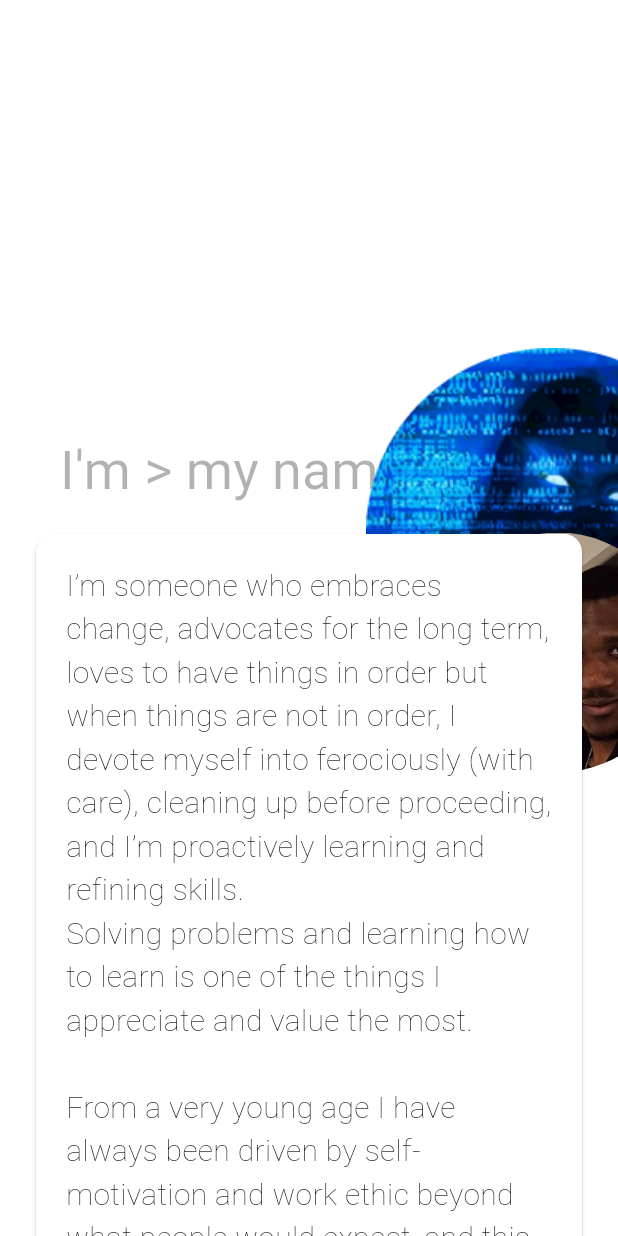
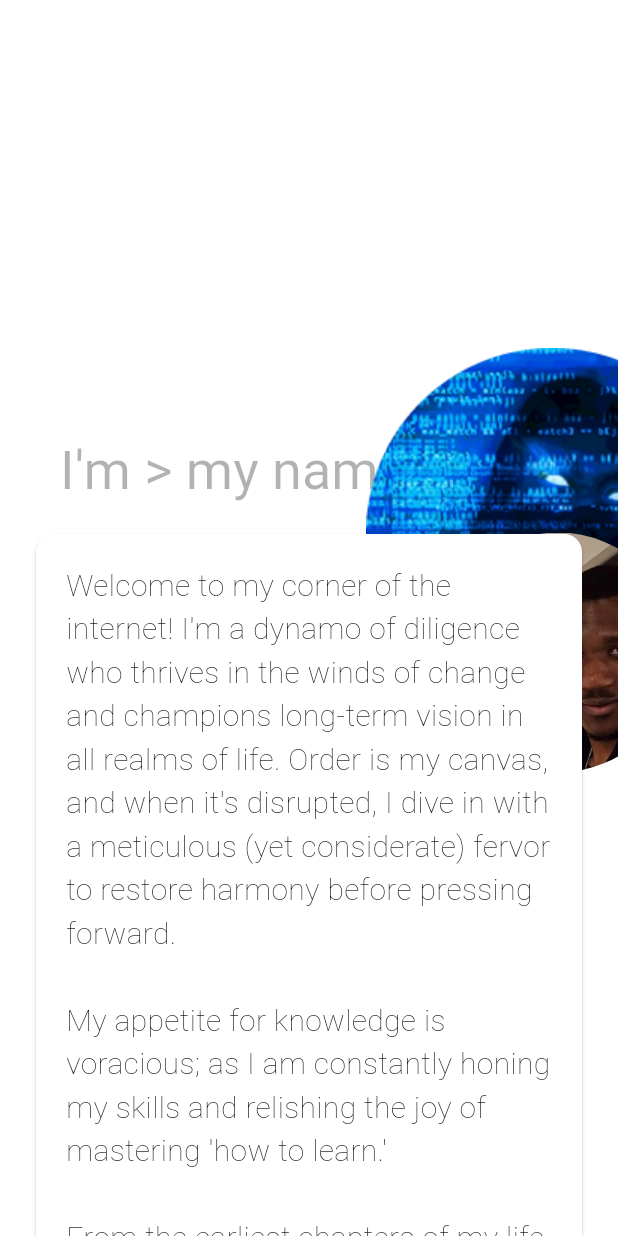
Before and after one commit to Juliotati/juliotati.com, a Flutter app: the screen it shows after launch, scrolled down 576 dp, on a phone screen of 412 x 824 dp. Run offline on Flutter 3.47's test engine with Material 3 defaults, Android fonts, the phone set to English and light mode, and no system bars; our stand-ins replace go_router, google_fonts; missing offline and left inert: link_target; Roboto replaces fonts that are missing (Assistant).

Commit message:
chore[🤖]: sort translation files

```diff
--- a/lib/translations/intl/messages_de.dart
+++ b/lib/translations/intl/messages_de.dart
@@ -60,6 +60,8 @@ class MessageLookup extends MessageLookupByLibrary {
         "craftedByAndAllRightsReserved": m0,
         "imGreaterThanMyName":
             MessageLookupByLibrary.simpleMessage("Ich bin > mein name"),
+        "longBio": MessageLookupByLibrary.simpleMessage(
+            "Willkommen in meiner Ecke des Internets! Ich bin ein Energiebündel, das im Wind der Veränderung aufblüht und in allen Bereichen des Lebens eine langfristige Vision vertritt. Ordnung ist meine Leinwand, und wenn sie gestört wird, tauche ich mit akribischer (aber rücksichtsvoller) Begeisterung ein, um die Harmonie wiederherzustellen, bevor ich weitermache.\n\nMein Wissensdurst ist unersättlich; ich verfeinere ständig meine Fähigkeiten und genieße die Freude, zu lernen, wie man lernt.\n\nSeit den ersten Kapiteln meines Lebens waren Selbstmotivation und eine außergewöhnliche Arbeitsmoral die Eckpfeiler meines Charakters. Dieser innere Antrieb ist tief in meinem Wesen verwoben und treibt mich mit einer Hartnäckigkeit an, die oft die Aufmerksamkeit von Beobachtern auf sich zieht ... Ich meine, das ist es, was man aus einer Mischung aus Leidenschaft und Beharrlichkeit herausholt!"),
         "myMotto": MessageLookupByLibrary.simpleMessage("Mein Motto"),
         "myName": MessageLookupByLibrary.simpleMessage("Júlio Tati"),
         "shortBio": MessageLookupByLibrary.simpleMessage(
--- a/lib/translations/intl/messages_en.dart
+++ b/lib/translations/intl/messages_en.dart
@@ -61,7 +61,7 @@ class MessageLookup extends MessageLookupByLibrary {
         "imGreaterThanMyName":
             MessageLookupByLibrary.simpleMessage("I\'m > my name"),
         "longBio": MessageLookupByLibrary.simpleMessage(
-            "I’m someone who embraces change, advocates for the long term, loves to have things in order but when things are not in order, I devote myself into ferociously (with care), cleaning up before proceeding, and I’m proactively learning and refining skills.\nSolving problems and learning how to learn is one of the things I appreciate and value the most.\n\nFrom a very young age I have always been driven by self-motivation and work ethic beyond what people would expect, and this to me has become an embedded habit/behavior when I want, have, or need to get something done, which has always set me apart from many in the eyes of those that have watched me."),
+            "Welcome to my corner of the internet! I\'m a dynamo of diligence who thrives in the winds of change and champions long-term vision in all realms of life. Order is my canvas, and when it\'s disrupted, I dive in with a meticulous (yet considerate) fervor to restore harmony before pressing forward.\n\nMy appetite for knowledge is voracious; as I am constantly honing my skills and relishing the joy of mastering \'how to learn.\'\n\nFrom the earliest chapters of my life, self-motivation and an exceptional work ethic have been the keystones of my character. This intrinsic drive is woven into the very fabric of my being, propelling me to achieve with a tenacity that often captures the eye of observers... I mean, that\'s what you get out of blend of passion and persistence!"),
         "myMotto": MessageLookupByLibrary.simpleMessage("My Motto"),
         "myName": MessageLookupByLibrary.simpleMessage("Júlio Tati"),
         "shortBio": MessageLookupByLibrary.simpleMessage(
--- a/lib/translations/intl/messages_pt.dart
+++ b/lib/translations/intl/messages_pt.dart
@@ -61,6 +61,8 @@ class MessageLookup extends MessageLookupByLibrary {
         "craftedByAndAllRightsReserved": m0,
         "imGreaterThanMyName":
             MessageLookupByLibrary.simpleMessage("Eu sou > meu nome"),
+        "longBio": MessageLookupByLibrary.simpleMessage(
+            "Bem-vindo ao meu cantinho da Internet! Sou um dínamo de diligência que prospera nos ventos da mudança e defende a visão a longo prazo em todas as esferas da vida. A ordem é o meu ecrã e, quando é interrompido , mergulhe com um fervor meticuloso (mas atencioso) para restaurar a harmonia antes de seguir em frente. \n\nO meu apetite por conhecimento é voraz, pois estou constantemente a aperfeiçoar as minhas capacidades e a saborear a alegria de dominar \'como aprender\'. \n \nDe; Nos primeiros capítulos da minha vida, a automotivação e uma ética de trabalho excecional foram os pilares do meu caráter. atenção dos observadores. ... Quer dizer, é isto que se ganha com um misto de paixão e persistência!"),
         "myMotto": MessageLookupByLibrary.simpleMessage("Meu Lema"),
         "myName": MessageLookupByLibrary.simpleMessage("Júlio Tati"),
         "shortBio": MessageLookupByLibrary.simpleMessage(
--- a/lib/translations/intl_de.arb
+++ b/lib/translations/intl_de.arb
@@ -22,6 +22,7 @@
   "bioWeebMaster": "WEEB Master 🍱",
   "craftedByAndAllRightsReserved": "Handwerk von @Juliotati | {year} © Alle Rechte vorbehalten",
   "imGreaterThanMyName": "Ich bin > mein name",
+  "longBio": "Willkommen in meiner Ecke des Internets! Ich bin ein Energiebündel, das im Wind der Veränderung aufblüht und in allen Bereichen des Lebens eine langfristige Vision vertritt. Ordnung ist meine Leinwand, und wenn sie gestört wird, tauche ich mit akribischer (aber rücksichtsvoller) Begeisterung ein, um die Harmonie wiederherzustellen, bevor ich weitermache.\n\nMein Wissensdurst ist unersättlich; ich verfeinere ständig meine Fähigkeiten und genieße die Freude, zu lernen, wie man lernt.\n\nSeit den ersten Kapiteln meines Lebens waren Selbstmotivation und eine außergewöhnliche Arbeitsmoral die Eckpfeiler meines Charakters. Dieser innere Antrieb ist tief in meinem Wesen verwoben und treibt mich mit einer Hartnäckigkeit an, die oft die Aufmerksamkeit von Beobachtern auf sich zieht ... Ich meine, das ist es, was man aus einer Mischung aus Leidenschaft und Beharrlichkeit herausholt!",
   "myMotto": "Mein Motto",
   "myName": "Júlio Tati",
   "shortBio": "Júlio Tati ist ein neugieriges Wesen, das sich für den menschlichen Geist interessiert. Was sein Geld betrifft, so hilft er dabei, Ideen in brauchbare Produkte in Form ausgereifter Software zu übersetzen und umzuwandeln.",
--- a/lib/translations/intl_en.arb
+++ b/lib/translations/intl_en.arb
@@ -22,7 +22,7 @@
   "bioWeebMaster": "WEEB Master 🍱",
   "craftedByAndAllRightsReserved": "Craft by @Juliotati | {year} © All rights reserved",
   "imGreaterThanMyName": "I'm > my name",
-  "longBio": "I’m someone who embraces change, advocates for the long term, loves to have things in order but when things are not in order, I devote myself into ferociously (with care), cleaning up before proceeding, and I’m proactively learning and refining skills.\nSolving problems and learning how to learn is one of the things I appreciate and value the most.\n\nFrom a very young age I have always been driven by self-motivation and work ethic beyond what people would expect, and this to me has become an embedded habit/behavior when I want, have, or need to get something done, which has always set me apart from many in the eyes of those that have watched me.",
+  "longBio": "Welcome to my corner of the internet! I'm a dynamo of diligence who thrives in the winds of change and champions long-term vision in all realms of life. Order is my canvas, and when it's disrupted, I dive in with a meticulous (yet considerate) fervor to restore harmony before pressing forward.\n\nMy appetite for knowledge is voracious; as I am constantly honing my skills and relishing the joy of mastering 'how to learn.'\n\nFrom the earliest chapters of my life, self-motivation and an exceptional work ethic have been the keystones of my character. This intrinsic drive is woven into the very fabric of my being, propelling me to achieve with a tenacity that often captures the eye of observers... I mean, that's what you get out of blend of passion and persistence!",
   "myMotto": "My Motto",
   "myName": "Júlio Tati",
   "shortBio": "Júlio Tati's a curious being interested in the human mind. As for what he spends his on, he helps translate and transform ideas to usable products in form of well engineered software.",
--- a/lib/translations/intl_pt.arb
+++ b/lib/translations/intl_pt.arb
@@ -22,6 +22,7 @@
   "bioWeebMaster": "WEEB Master 🍱",
   "craftedByAndAllRightsReserved": "Artesanato por @Juliotati | {year} © Todos os direitos reservados",
   "imGreaterThanMyName": "Eu sou > meu nome",
+  "longBio": "Bem-vindo ao meu cantinho da Internet! Sou um dínamo de diligência que prospera nos ventos da mudança e defende a visão a longo prazo em todas as esferas da vida. A ordem é o meu ecrã e, quando é interrompido , mergulhe com um fervor meticuloso (mas atencioso) para restaurar a harmonia antes de seguir em frente. \n\nO meu apetite por conhecimento é voraz, pois estou constantemente a aperfeiçoar as minhas capacidades e a saborear a alegria de dominar 'como aprender'. \n \nDe; Nos primeiros capítulos da minha vida, a automotivação e uma ética de trabalho excecional foram os pilares do meu caráter. atenção dos observadores. ... Quer dizer, é isto que se ganha com um misto de paixão e persistência!",
   "myMotto": "Meu Lema",
   "myName": "Júlio Tati",
   "shortBio": "Júlio Tati é um ser curioso e interessado na mente humana. Quanto ao que gasta, ele ajuda a traduzir e transformar ideias em produtos utilizáveis na forma de software bem projetado.",
--- a/lib/translations/l10n.dart
+++ b/lib/translations/l10n.dart
@@ -270,10 +270,10 @@ class AppLocal {
     );
   }
 
-  /// `I’m someone who embraces change, advocates for the long term, loves to have things in order but when things are not in order, I devote myself into ferociously (with care), cleaning up before proceeding, and I’m proactively learning and refining skills.\nSolving problems and learning how to learn is one of the things I appreciate and value the most.\n\nFrom a very young age I have always been driven by self-motivation and work ethic beyond what people would expect, and this to me has become an embedded habit/behavior when I want, have, or need to get something done, which has always set me apart from many in the eyes of those that have watched me.`
+  /// `Welcome to my corner of the internet! I'm a dynamo of diligence who thrives in the winds of change and champions long-term vision in all realms of life. Order is my canvas, and when it's disrupted, I dive in with a meticulous (yet considerate) fervor to restore harmony before pressing forward.\n\nMy appetite for knowledge is voracious; as I am constantly honing my skills and relishing the joy of mastering 'how to learn.'\n\nFrom the earliest chapters of my life, self-motivation and an exceptional work ethic have been the keystones of my character. This intrinsic drive is woven into the very fabric of my being, propelling me to achieve with a tenacity that often captures the eye of observers... I mean, that's what you get out of blend of passion and persistence!`
   String get longBio {
     return Intl.message(
-      'I’m someone who embraces change, advocates for the long term, loves to have things in order but when things are not in order, I devote myself into ferociously (with care), cleaning up before proceeding, and I’m proactively learning and refining skills.\nSolving problems and learning how to learn is one of the things I appreciate and value the most.\n\nFrom a very young age I have always been driven by self-motivation and work ethic beyond what people would expect, and this to me has become an embedded habit/behavior when I want, have, or need to get something done, which has always set me apart from many in the eyes of those that have watched me.',
+      'Welcome to my corner of the internet! I\'m a dynamo of diligence who thrives in the winds of change and champions long-term vision in all realms of life. Order is my canvas, and when it\'s disrupted, I dive in with a meticulous (yet considerate) fervor to restore harmony before pressing forward.\n\nMy appetite for knowledge is voracious; as I am constantly honing my skills and relishing the joy of mastering \'how to learn.\'\n\nFrom the earliest chapters of my life, self-motivation and an exceptional work ethic have been the keystones of my character. This intrinsic drive is woven into the very fabric of my being, propelling me to achieve with a tenacity that often captures the eye of observers... I mean, that\'s what you get out of blend of passion and persistence!',
       name: 'longBio',
       desc: '',
       args: [],
```
